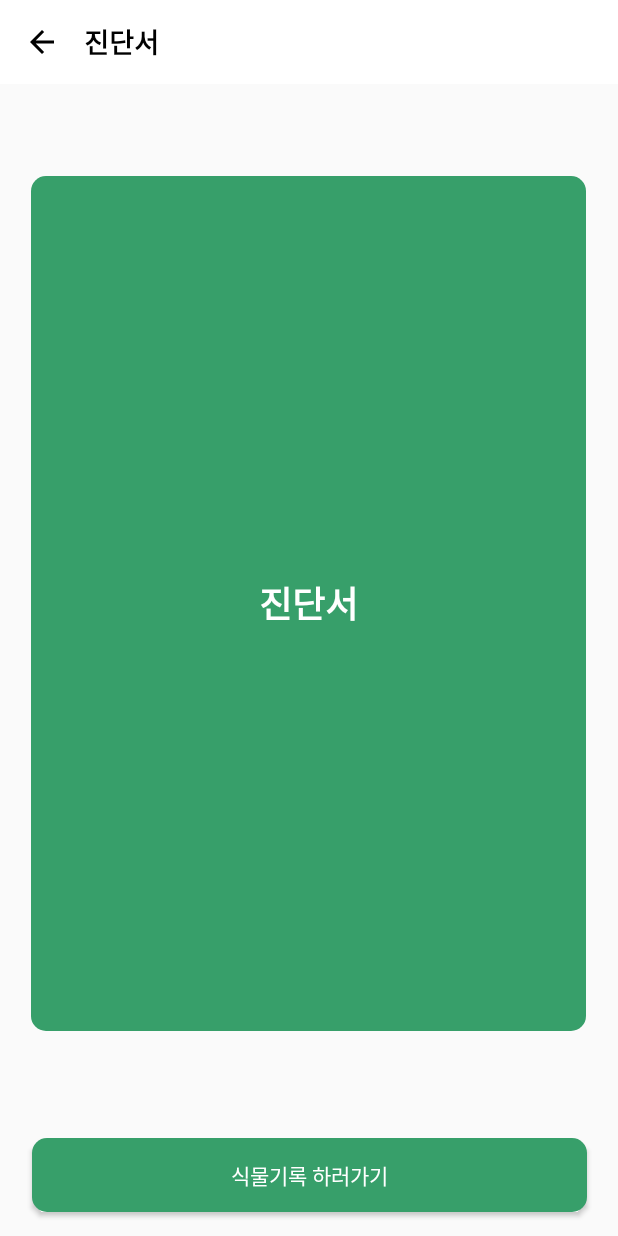
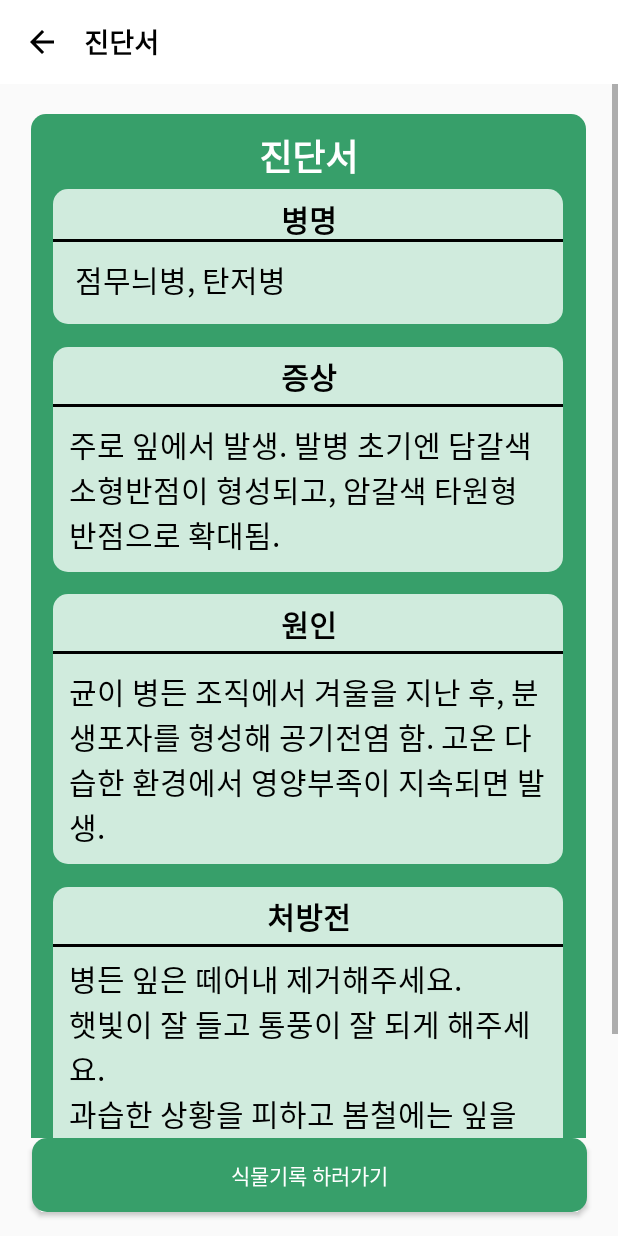
Before and after one commit to ProgFriends/MainProject, an Android app: the PestLeafSpotActivity screen opened directly, with no data from a screen before it, on a phone screen of 412 x 824 dp. Run offline under Robolectric (Android 15) with nearby library versions, the phone set to English and light mode, and no system bars.

Commit message:
진단서 페이지 1개 완료(점무늬병, 글자 맞춤 수정해야 함)

```diff
--- a/app/src/main/java/com/prog/mainproject/PestActivity.kt
+++ b/app/src/main/java/com/prog/mainproject/PestActivity.kt
@@ -81,7 +81,7 @@ class PestActivity : AppCompatActivity() {
             val pred =  Array(1) { FloatArray(classLabels.size) }
             tfLite?.run(inputImg, pred)
 
-            // 예측된 클래스 레이블 가져오기a
+            // 예측된 클래스 레이블 가져오기
             val predictedLabel = getPredictedClassLabel(pred[0])
             Log.d("PestActivity", predictedLabel)
 
@@ -90,11 +90,37 @@ class PestActivity : AppCompatActivity() {
             Log.d("PestActivity1", "Prediction Array: ${pred.contentDeepToString()}")
 
             imgCapture.setImageBitmap(resizedBitmap)
+
+            // 진단서 페이지로 바로 연결
+            startDiagnosisActivity(predictedLabel)
+
         } else if (resultCode == Activity.RESULT_CANCELED) {
             // 사용자가 이미지 캡처를 취소한 경우 처리
             Toast.makeText(this, "Cancelled", Toast.LENGTH_LONG).show()
         }
     }
+
+    // 진단서 페이지로 연결
+    private fun startDiagnosisActivity(predictedLabel: String) {
+        when (predictedLabel.toLowerCase()) {
+            "leafspot" -> {
+                val intent = Intent(this, PestLeafSpotActivity::class.java)
+                startActivity(intent)
+            }
+            "sootymold" -> {
+                val intent = Intent(this, PestSootyMold::class.java)
+                startActivity(intent)
+            }
+            // 다른 클래스 레이블에 대한 처리 추가
+            // 예: "Mite" -> startActivity(Intent(this, PestMiteActivity::class.java))
+            // ...
+
+            else -> {
+                // 예측된 클래스 레이블에 대한 특별한 처리가 없을 경우에 대한 로직 추가
+            }
+        }
+    }
+
 
     // 갤러리에서 이미지를 선택한 결과를 처리하는 메서드
     private fun handleGalleryResult(resultCode: Int, data: Intent?) {
@@ -189,5 +215,4 @@ class PestActivity : AppCompatActivity() {
             "Unknown"
         }
     }
-
 }
--- a/app/src/main/java/com/prog/mainproject/PestDiagnosisActivity.kt
+++ b/app/src/main/java/com/prog/mainproject/PestLeafSpotActivity.kt
@@ -3,9 +3,9 @@ package com.prog.mainproject
 import androidx.appcompat.app.AppCompatActivity
 import android.os.Bundle
 
-class PestDiagnosisActivity : AppCompatActivity() {
+class PestLeafSpotActivity : AppCompatActivity() {
     override fun onCreate(savedInstanceState: Bundle?) {
         super.onCreate(savedInstanceState)
-        setContentView(R.layout.pest_diagnosis)
+        setContentView(R.layout.pest_leafspot)
     }
 }
--- /dev/null
+++ b/app/src/main/res/drawable/black_back.xml
@@ -0,0 +1,6 @@
+<?xml version="1.0" encoding="utf-8"?>
+<shape xmlns:android="http://schemas.android.com/apk/res/android"
+    android:shape="rectangle" >
+    <solid android:color="@color/black" />
+    <!--android:radius="10dp"-->
+</shape>
--- /dev/null
+++ b/app/src/main/res/drawable/light_green_round.xml
@@ -0,0 +1,11 @@
+<?xml version="1.0" encoding="utf-8"?>
+<shape xmlns:android="http://schemas.android.com/apk/res/android"
+    android:shape="rectangle" >
+    <solid android:color="@color/light_green" />
+    <corners
+        android:topLeftRadius="10dp"
+        android:topRightRadius="10dp"
+        android:bottomLeftRadius="10dp"
+        android:bottomRightRadius="10dp" />
+    <!--android:radius="10dp"-->
+</shape>
--- /dev/null
+++ b/app/src/main/res/layout/pest_leafspot.xml
@@ -0,0 +1,257 @@
+<?xml version="1.0" encoding="utf-8"?>
+<androidx.constraintlayout.widget.ConstraintLayout xmlns:android="http://schemas.android.com/apk/res/android"
+    xmlns:app="http://schemas.android.com/apk/res-auto"
+    xmlns:tools="http://schemas.android.com/tools"
+    android:layout_width="match_parent"
+    android:layout_height="match_parent"
+    tools:context=".PestLeafSpotActivity">
+
+    <androidx.appcompat.widget.Toolbar
+        android:id="@+id/toolbar"
+        android:layout_width="match_parent"
+        android:layout_height="?attr/actionBarSize"
+        android:background="@color/white"
+        app:layout_constraintTop_toTopOf="parent">
+
+        <ImageView
+            android:id="@+id/back_icon"
+            android:layout_width="24dp"
+            android:layout_height="24dp"
+            android:layout_gravity="center_vertical"
+            android:layout_marginEnd="16dp"
+            android:src="@drawable/ic_baseline_arrow_back_24" />
+
+        <TextView
+            android:layout_width="wrap_content"
+            android:layout_height="wrap_content"
+            android:text="진단서"
+            android:textColor="@color/black"
+            android:textSize="18dp"
+            android:textStyle="bold" />
+    </androidx.appcompat.widget.Toolbar>
+
+    <ScrollView
+        android:id="@+id/scrollView2"
+        android:layout_width="match_parent"
+        android:layout_height="0dp"
+        app:layout_constraintBottom_toTopOf="@+id/button5"
+        app:layout_constraintEnd_toEndOf="parent"
+        app:layout_constraintStart_toStartOf="parent"
+        app:layout_constraintTop_toBottomOf="@+id/toolbar">
+
+        <LinearLayout
+            android:layout_width="match_parent"
+            android:layout_height="match_parent"
+            android:layout_marginTop="0dp"
+            android:orientation="vertical"
+            android:padding="20dp"
+            app:layout_constraintBottom_toTopOf="@+id/button5"
+            app:layout_constraintEnd_toEndOf="parent"
+            app:layout_constraintStart_toStartOf="parent"
+            app:layout_constraintTop_toBottomOf="@+id/toolbar">
+
+            <!-- 이미지 블록 추가 -->
+            <FrameLayout
+                android:layout_width="match_parent"
+                android:layout_height="740dp">
+
+                <!-- 진단서 이미지 블록 -->
+                <ImageView
+                    android:layout_width="370dp"
+                    android:layout_height="740dp"
+                    android:layout_gravity="center_horizontal"
+                    android:background="@drawable/green_round" />
+
+                <!-- 진단서 텍스트 -->
+                <TextView
+                    android:id="@+id/Jindan"
+                    android:layout_width="wrap_content"
+                    android:layout_height="wrap_content"
+                    android:layout_gravity="center_horizontal"
+                    android:layout_marginTop="10dp"
+                    android:text="진단서"
+                    android:textColor="@color/white"
+                    android:textSize="24dp"
+                    android:textStyle="bold" />
+
+                <!-- 병명 이미지 블록 -->
+                <ImageView
+                    android:layout_width="340dp"
+                    android:layout_height="90dp"
+                    android:layout_gravity="top"
+                    android:layout_marginStart="15dp"
+                    android:layout_marginTop="50dp"
+                    android:background="@drawable/light_green_round"
+                    android:scaleType="centerCrop" />
+
+                <!-- 병명 텍스트 -->
+                <TextView
+                    android:layout_width="wrap_content"
+                    android:layout_height="wrap_content"
+                    android:layout_gravity="center_horizontal"
+                    android:layout_marginStart="0dp"
+                    android:layout_marginTop="55dp"
+                    android:text="병명"
+                    android:textColor="@color/black"
+                    android:textSize="20dp"
+                    android:textStyle="bold" />
+
+                <ImageView
+                    android:layout_width="340dp"
+                    android:layout_height="2dp"
+                    android:layout_gravity="top"
+                    android:layout_marginStart="15dp"
+                    android:layout_marginTop="83dp"
+                    android:background="@drawable/black_back"
+                    android:scaleType="centerCrop" />
+
+                <TextView
+                    android:layout_width="wrap_content"
+                    android:layout_height="wrap_content"
+                    android:layout_marginStart="30dp"
+                    android:layout_marginTop="95dp"
+                    android:text="점무늬병, 탄저병"
+                    android:textColor="@color/black"
+                    android:textSize="20dp" />
+
+
+                <!-- 증상 이미지 블록 -->
+                <ImageView
+                    android:layout_width="340dp"
+                    android:layout_height="150dp"
+                    android:layout_gravity="top"
+                    android:layout_marginStart="15dp"
+                    android:layout_marginTop="155dp"
+                    android:background="@drawable/light_green_round"
+                    android:scaleType="centerCrop" />
+
+                <!-- 증상 텍스트 -->
+                <TextView
+                    android:layout_width="wrap_content"
+                    android:layout_height="wrap_content"
+                    android:layout_gravity="center_horizontal"
+                    android:layout_marginStart="0dp"
+                    android:layout_marginTop="160dp"
+                    android:text="증상"
+                    android:textColor="@color/black"
+                    android:textSize="20dp"
+                    android:textStyle="bold" />
+
+                <ImageView
+                    android:layout_width="340dp"
+                    android:layout_height="2dp"
+                    android:layout_gravity="top"
+                    android:layout_marginStart="15dp"
+                    android:layout_marginTop="193dp"
+                    android:background="@drawable/black_back"
+                    android:scaleType="centerCrop" />
+
+                <TextView
+                    android:layout_width="320dp"
+                    android:layout_height="wrap_content"
+                    android:layout_gravity="center_horizontal"
+                    android:layout_marginTop="205dp"
+                    android:text="주로 잎에서 발생. 발병 초기엔 담갈색 소형반점이 형성되고, 암갈색 타원형 반점으로 확대됨."
+                    android:textColor="@color/black"
+                    android:textSize="20dp" />
+
+                <!-- 원인 이미지 블록 -->
+                <ImageView
+                    android:layout_width="340dp"
+                    android:layout_height="180dp"
+                    android:layout_gravity="top"
+                    android:layout_marginStart="15dp"
+                    android:layout_marginTop="320dp"
+                    android:background="@drawable/light_green_round"
+                    android:scaleType="centerCrop" />
+
+                <!-- 원인 텍스트 -->
+                <TextView
+                    android:layout_width="wrap_content"
+                    android:layout_height="wrap_content"
+                    android:layout_gravity="center_horizontal"
+                    android:layout_marginStart="0dp"
+                    android:layout_marginTop="325dp"
+                    android:text="원인"
+                    android:textColor="@color/black"
+                    android:textSize="20dp"
+                    android:textStyle="bold" />
+
+                <ImageView
+                    android:layout_width="340dp"
+                    android:layout_height="2dp"
+                    android:layout_gravity="top"
+                    android:layout_marginStart="15dp"
+                    android:layout_marginTop="358dp"
+                    android:background="@drawable/black_back"
+                    android:scaleType="centerCrop" />
+
+                <TextView
+                    android:layout_width="320dp"
+                    android:layout_height="wrap_content"
+                    android:layout_gravity="center_horizontal"
+                    android:layout_marginTop="370dp"
+                    android:text="균이 병든 조직에서 겨울을 지난 후, 분생포자를 형성해 공기전염 함. 고온 다습한 환경에서 영양부족이 지속되면 발생."
+                    android:textColor="@color/black"
+                    android:textSize="20dp" />
+
+                <!-- 처방전 이미지 블록 -->
+                <ImageView
+                    android:layout_width="340dp"
+                    android:layout_height="205dp"
+                    android:layout_gravity="top"
+                    android:layout_marginStart="15dp"
+                    android:layout_marginTop="515dp"
+                    android:background="@drawable/light_green_round"
+                    android:scaleType="centerCrop" />
+
+                <!-- 처방전 텍스트 -->
+                <TextView
+                    android:layout_width="wrap_content"
+                    android:layout_height="wrap_content"
+                    android:layout_gravity="center_horizontal"
+                    android:layout_marginStart="0dp"
+                    android:layout_marginTop="520dp"
+                    android:text="처방전"
+                    android:textColor="@color/black"
+                    android:textSize="20dp"
+                    android:textStyle="bold" />
+
+                <ImageView
+                    android:layout_width="340dp"
+                    android:layout_height="2dp"
+                    android:layout_gravity="top"
+                    android:layout_marginStart="15dp"
+                    android:layout_marginTop="553dp"
+                    android:background="@drawable/black_back"
+                    android:scaleType="centerCrop" />
+
+                <TextView
+                    android:layout_width="320dp"
+                    android:layout_height="wrap_content"
+                    android:layout_gravity="center_horizontal"
+                    android:layout_marginTop="561dp"
+                    android:text="병든 잎은 떼어내 제거해주세요. \n햇빛이 잘 들고 통풍이 잘 되게 해주세요. \n과습한 상황을 피하고 봄철에는 잎을 잘 살펴 전염되지 않게 해주세요."
+                    android:textColor="@color/black"
+                    android:textSize="20dp" />
+
+            </FrameLayout>
+        </LinearLayout>
+    </ScrollView>
+
+    <Button
+        android:id="@+id/button5"
+        android:layout_width="370dp"
+        android:layout_height="49dp"
+        android:layout_marginTop="12dp"
+        android:layout_marginBottom="16dp"
+        android:background="@drawable/green_round"
+        android:text="식물기록 하러가기"
+        android:textColor="@color/white"
+        app:layout_constraintBottom_toBottomOf="parent"
+        app:layout_constraintEnd_toEndOf="parent"
+        app:layout_constraintStart_toStartOf="parent"
+        />
+
+
+</androidx.constraintlayout.widget.ConstraintLayout>
--- a/app/src/main/res/values/colors.xml
+++ b/app/src/main/res/values/colors.xml
@@ -9,4 +9,5 @@
     <color name="white">#FFFFFFFF</color>
     <color name="gray">#EBEBEB</color>
     <color name="green">#379F6A</color>
+    <color name="light_green">#D0EBDD</color>
 </resources>
```
Also changed, not shown: app/src/main/AndroidManifest.xml (+10 -1 lines).
